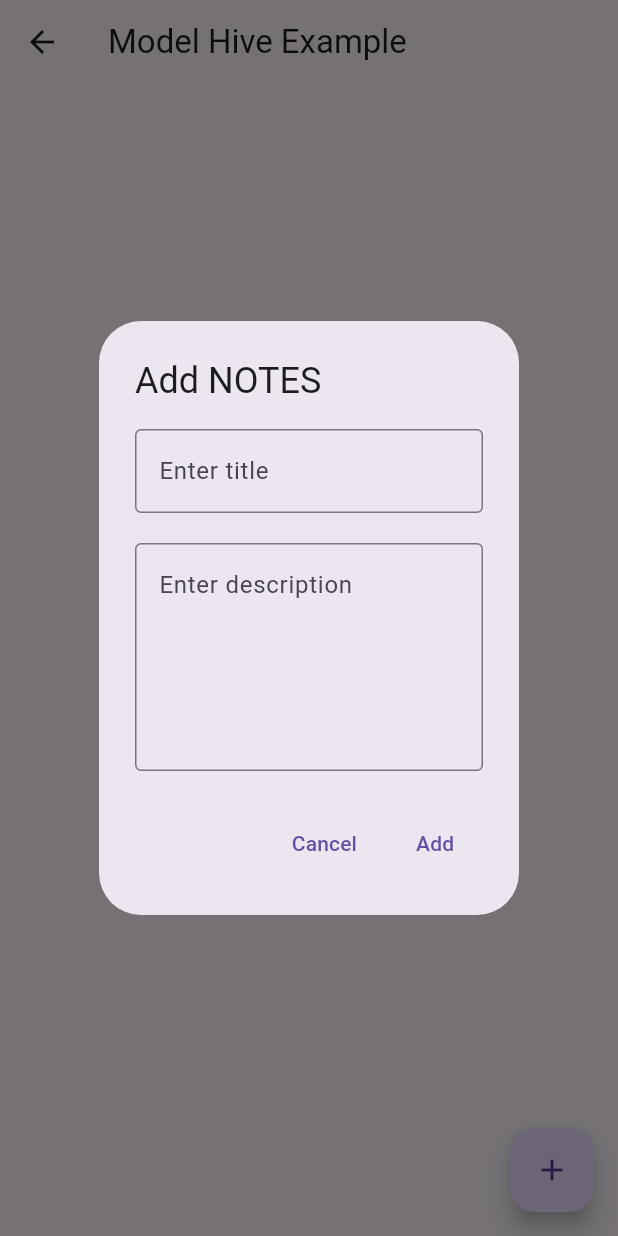
After one commit to ahirlog/flutter_notes, a Flutter app: the ModelExampleScreen screen opened directly, after a tap on the "add" icon, on a phone screen of 412 x 824 dp. The commit adds this screen. Run offline on Flutter 3.47's test engine with Material 3 defaults, Android fonts, the phone set to English and light mode, and no system bars; our stand-ins replace hive; accounts and stored records are empty.

Commit message:
Hive model, store data

```diff
--- /dev/null
+++ b/lib/boxes/boxes.dart
@@ -0,0 +1,6 @@
+import 'package:flutter_notes/model/notes_model.dart';
+import 'package:hive/hive.dart';
+
+class Boxes {
+  static Box<NotesModel> getData() => Hive.box<NotesModel>('notes');
+}
--- a/lib/main.dart
+++ b/lib/main.dart
@@ -1,5 +1,6 @@
 import 'package:flutter/material.dart';
 import 'package:flutter_notes/home_screen.dart';
+import 'package:flutter_notes/model/notes_model.dart';
 import 'package:hive/hive.dart';
 import 'package:path_provider/path_provider.dart';
 
@@ -7,6 +8,9 @@ void main() async {
   WidgetsFlutterBinding.ensureInitialized();
   var directory = await getApplicationDocumentsDirectory();
   Hive.init(directory.path);
+
+  Hive.registerAdapter(NotesModelAdapter());
+  await Hive.openBox<NotesModel>('notes');
   runApp(const MyApp());
 }
 
--- /dev/null
+++ b/lib/model/notes_model.dart
@@ -0,0 +1,14 @@
+import 'package:hive/hive.dart';
+
+part 'notes_model.g.dart';
+
+@HiveType(typeId: 0)
+class NotesModel extends HiveObject{
+  @HiveField(0)
+  String? title;
+
+  @HiveField(1)
+  String? description;
+
+  NotesModel({required this.title, required this.description});
+}
--- /dev/null
+++ b/lib/model_example_screen.dart
@@ -0,0 +1,94 @@
+import 'package:flutter/material.dart';
+import 'package:flutter_notes/boxes/boxes.dart';
+import 'package:flutter_notes/model/notes_model.dart';
+
+class ModelExampleScreen extends StatefulWidget {
+  const ModelExampleScreen({super.key});
+
+  @override
+  State<ModelExampleScreen> createState() => _ModelExampleScreenState();
+}
+
+class _ModelExampleScreenState extends State<ModelExampleScreen> {
+  final titleController = TextEditingController();
+  final descriptionController = TextEditingController();
+
+  @override
+  Widget build(BuildContext context) {
+    return Scaffold(
+      appBar: AppBar(
+        title: const Text('Model Hive Example'),
+      ),
+      body: Column(
+        children: [],
+      ),
+      floatingActionButton: FloatingActionButton(
+        onPressed: () {
+          _showMyDialog();
+        },
+        child: const Icon(Icons.add),
+      ),
+    );
+  }
+
+  Future<void> _showMyDialog() async {
+    return showDialog(
+      context: context,
+      builder: (context) {
+        return AlertDialog(
+          title: const Text('Add NOTES'),
+          content: SingleChildScrollView(
+            child: Column(
+              children: [
+                TextFormField(
+                  controller: titleController,
+                  decoration: const InputDecoration(
+                    hintText: 'Enter title',
+                    border: OutlineInputBorder(),
+                  ), // InputDecoration
+                ),
+                // TextFormField
+                const SizedBox(height: 20),
+                TextFormField(
+                  maxLines: 5,
+                  controller: descriptionController,
+                  decoration: const InputDecoration(
+                    hintText: 'Enter description',
+                    border: OutlineInputBorder(),
+                  ), // InputDecoration
+                ),
+                // TextFormField
+              ],
+            ), // ListView
+          ),
+          actions: [
+            TextButton(
+              onPressed: () {
+                Navigator.pop(context);
+              },
+              child: const Text('Cancel'),
+            ),
+            TextButton(
+              onPressed: () {
+                final data = NotesModel(
+                    title: titleController.text,
+                    description: descriptionController.text);
+                final box = Boxes.getData();
+
+                box.add(data);
+                data.save();
+
+                print(box);
+                titleController.clear();
+                descriptionController.clear();
+
+                Navigator.pop(context);
+              },
+              child: const Text('Add'),
+            ),
+          ],
+        ); // AlertDialog
+      },
+    );
+  }
+}
--- a/pubspec.yaml
+++ b/pubspec.yaml
@@ -13,11 +13,14 @@ dependencies:
   cupertino_icons: ^1.0.8
   path_provider: ^2.1.5
   hive: ^2.2.3
+  hive_flutter: ^1.1.0
 
 dev_dependencies:
   flutter_test:
     sdk: flutter
   flutter_lints: ^4.0.0
+  build_runner: ^2.4.15
+  hive_generator: ^2.0.1
 
 flutter:
 
```
Also changed, not shown: lib/model/notes_model.g.dart (added), pubspec.lock, 1 other file.
